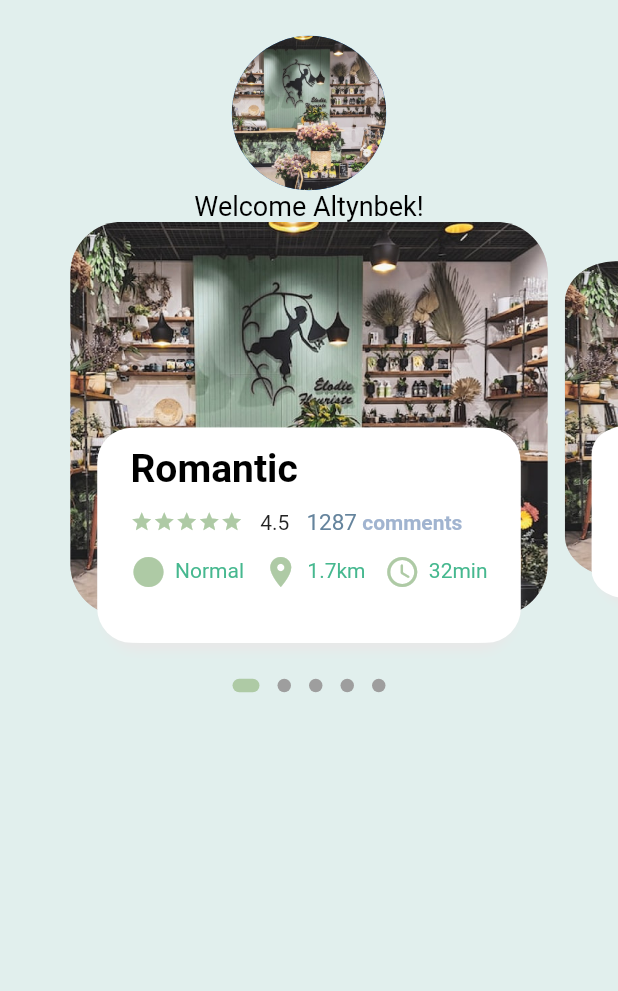
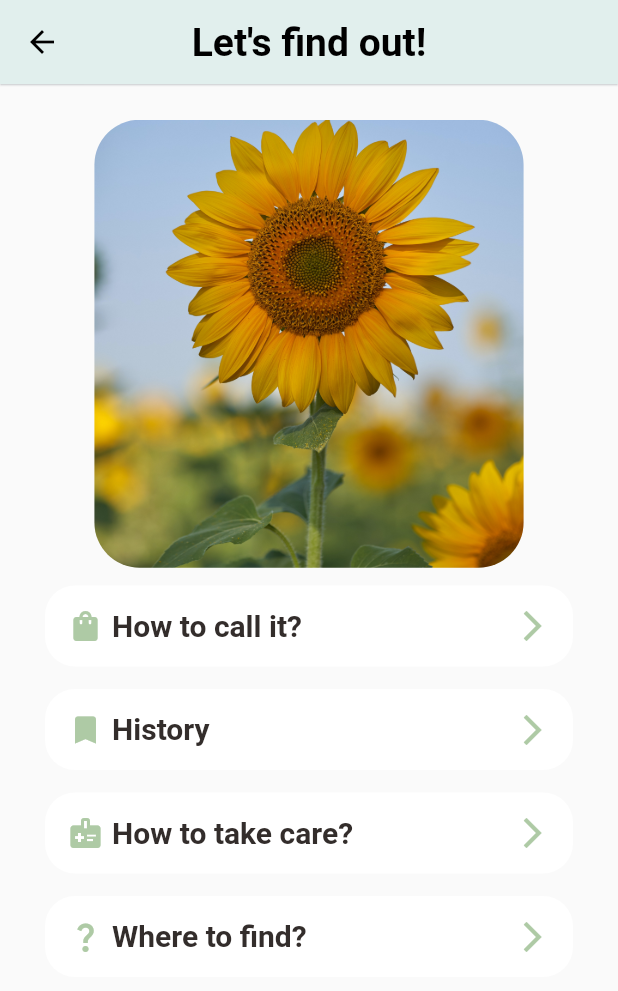
Before and after one commit to altoon-dev/flower_recognition_application, a Flutter app: the screen it shows after launch, on a phone screen of 412 x 824 dp. Shown: the top 991 px of the screen. Run offline on Flutter 3.47's test engine with Material 2 defaults, Android fonts, the phone set to English and light mode, and no system bars; drawn by our look-alikes of dots_indicator; our stand-ins replace flutter_screenutil, flutter_svg, google_fonts; Roboto replaces fonts that are missing (Nunito).

Commit message:
discover_page

```diff
--- a/lib/design/style.dart
+++ b/lib/design/style.dart
@@ -75,7 +75,7 @@ const kFont26Get = TextStyle(
 const kFont26 = TextStyle(
     color:  Colors.black,
     fontFamily: 'Nunito',
-    fontWeight: FontWeight.w600,
+    fontWeight: FontWeight.w700,
     fontSize: 26);
 
 
--- a/lib/icon_text_widget.dart
+++ b/lib/icon_text_widget.dart
@@ -1,3 +1,4 @@
+import 'package:flower_recognition_application/unique_text.dart';
 import 'package:flower_recognition_application/widgets/small_text.dart';
 import 'package:flutter/material.dart';
 import 'package:flutter_screenutil/flutter_screenutil.dart';
@@ -20,7 +21,7 @@ class IconTextWidget extends StatelessWidget {
       children: [
         Icon(icon, color: iconColor,),
         SizedBox(width: 5.w,),
-        SmallText(text: text, color: color,),
+        UniqueText(text: text, color: color,),
       ],
     );
   }
--- a/lib/main.dart
+++ b/lib/main.dart
@@ -1,3 +1,4 @@
+import 'package:flower_recognition_application/pages/discovery/discover_page.dart';
 import 'package:flower_recognition_application/pages/interface/flower_page.dart';
 import 'package:flower_recognition_application/pages/interface/home_page.dart';
 import 'package:flower_recognition_application/pages/interface/main_flower_page.dart';
@@ -30,7 +31,7 @@ class MyApp extends StatelessWidget {
       builder: (ctx, child){
         ScreenUtil.init(ctx);
         return Theme(data: ThemeData(primarySwatch: Colors.blue),
-            child: MainFlowerPage());
+            child: DiscoverPage());
       },
       debugShowCheckedModeBanner: false,
       title: 'Login Screen',
--- a/lib/pages/discovery/discover_page.dart
+++ b/lib/pages/discovery/discover_page.dart
@@ -0,0 +1,118 @@
+import 'package:flower_recognition_application/design/colors.dart';
+import 'package:flower_recognition_application/icon_text_widget.dart';
+import 'package:flutter/material.dart';
+import 'package:flutter_screenutil/flutter_screenutil.dart';
+
+import '../../design/style.dart';
+
+class DiscoverPage extends StatefulWidget {
+  const DiscoverPage({Key? key}) : super(key: key);
+
+  @override
+  State<DiscoverPage> createState() => _DiscoverPageState();
+}
+
+class _DiscoverPageState extends State<DiscoverPage> {
+  @override
+  Widget build(BuildContext context) {
+    return Scaffold(
+      appBar: AppBar(
+        centerTitle: true,
+        elevation: 0.5,
+        shadowColor: Color(0xffE3E8EF),
+        backgroundColor: const Color(0xFFE1EFED),
+        leading: InkWell(
+          child: Icon(
+            Icons.arrow_back,
+            color: Colors.black,
+          ),
+        ),
+        title: Text(
+          "Let's find out!",
+          style: kFont26,
+        ),
+      ),
+      body: SafeArea(
+        child: Center(
+          child: Column(
+            children: [
+              Container(
+                height: 250.h,
+                width: 250.w,
+                margin: EdgeInsets.only(left: 20.w,right:20.w,top: 20.h, bottom: 10.h),
+                decoration: BoxDecoration(
+                    image: const DecorationImage(
+                        image: AssetImage('images/sunflower.jpg'),
+                        fit: BoxFit.cover
+                    ),
+                    borderRadius: BorderRadius.circular(30)
+                ),
+              ),
+              Container(
+                padding: EdgeInsets.all(15),
+                margin: EdgeInsets.only(left: 30, right: 30, bottom: 15),
+                decoration: BoxDecoration(
+                  borderRadius: BorderRadius.circular(20),
+                  color: Colors.white,
+                ),
+                child: Row(
+                  mainAxisAlignment: MainAxisAlignment.spaceBetween,
+                  children: [
+                    IconTextWidget(icon: Icons.shopping_bag_rounded, text: "How to call it?", color: AppColors.mainBlackColor, iconColor: AppColors.textDefault),
+                    Icon(Icons.arrow_forward_ios_sharp, color: AppColors.textDefault,)
+                  ],
+                ),
+              ),
+              Container(
+                padding: EdgeInsets.all(15),
+                margin: EdgeInsets.only(left: 30, right: 30, bottom: 15),
+                decoration: BoxDecoration(
+                  borderRadius: BorderRadius.circular(20),
+                  color: Colors.white,
+                ),
+                child: Row(
+                  mainAxisAlignment: MainAxisAlignment.spaceBetween,
+                  children: [
+                    IconTextWidget(icon: Icons.bookmark, text: "History", color: AppColors.mainBlackColor, iconColor: AppColors.textDefault),
+                    Icon(Icons.arrow_forward_ios_sharp, color: AppColors.textDefault,)
+                  ],
+                ),
+              ),
+              Container(
+                padding: EdgeInsets.all(15),
+                margin: EdgeInsets.only(left: 30, right: 30, bottom: 15),
+                decoration: BoxDecoration(
+                  borderRadius: BorderRadius.circular(20),
+                  color: Colors.white,
+                ),
+                child: Row(
+                  mainAxisAlignment: MainAxisAlignment.spaceBetween,
+                  children: [
+                    IconTextWidget(icon: Icons.medical_information, text: "How to take care?", color: AppColors.mainBlackColor, iconColor: AppColors.textDefault),
+                    Icon(Icons.arrow_forward_ios_sharp, color: AppColors.textDefault,)
+                  ],
+                ),
+              ),
+              Container(
+                padding: EdgeInsets.all(15),
+                margin: EdgeInsets.only(left: 30, right: 30, bottom: 15),
+                decoration: BoxDecoration(
+                  borderRadius: BorderRadius.circular(20),
+                  color: Colors.white,
+                ),
+                child: Row(
+                  mainAxisAlignment: MainAxisAlignment.spaceBetween,
+                  children: [
+                    IconTextWidget(icon: Icons.question_mark_sharp, text: "Where to find?", color: AppColors.mainBlackColor, iconColor: AppColors.textDefault),
+                    Icon(Icons.arrow_forward_ios_sharp, color: AppColors.textDefault,)
+                  ],
+                ),
+              ),
+
+            ],
+          ),
+        ),
+      ),
+    );
+  }
+}
--- /dev/null
+++ b/lib/unique_text.dart
@@ -0,0 +1,31 @@
+import 'package:flutter/material.dart';
+
+
+class UniqueText extends StatelessWidget {
+  final Color? color;
+  final String text;
+  double size;
+  double height;
+  TextOverflow overflow;
+
+  UniqueText({Key? key, this.color,
+    required this.text,
+    this.overflow = TextOverflow.ellipsis,
+    this.size = 24,
+    this.height = 1.2
+  }) : super(key: key);
+
+  @override
+  Widget build(BuildContext context) {
+    return Text(
+      text,
+      overflow: overflow,
+      style: TextStyle(
+        color: color,
+        fontSize: 20,
+        fontWeight: FontWeight.w700,
+        height: height,
+      ),
+    );
+  }
+}
```
Also changed, not shown: images/sunflower.jpg (added).
